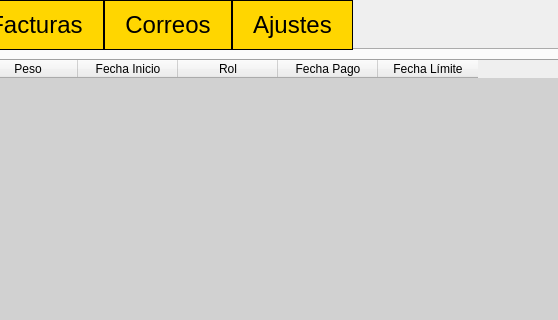
Above: GymFitness/View/gymoperations.ui from J-Pinos3/Desktop_GymManagement before the change; both pictures show x 463 to 1021 and y 0 to 320 of the 1286 by 674 pixel window. Below: the same form after it.
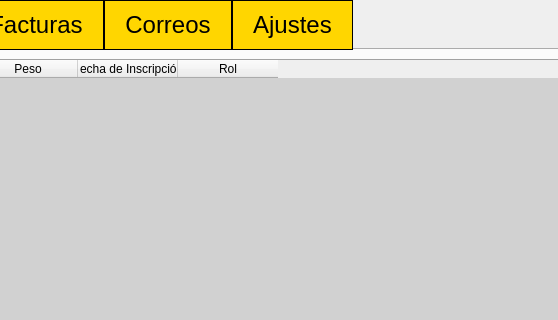
That is the form after the change. The open tabs and pages were chosen to show the change. Icons and pictures are not drawn.

What changed in the file:
```diff
--- a/GymFitness/View/gymoperations.ui
+++ b/GymFitness/View/gymoperations.ui
@@ -443,7 +443,7 @@
              </column>
              <column>
               <property name="text">
-               <string>Fecha Inicio</string>
+               <string>Fecha de Inscripción</string>
               </property>
              </column>
              <column>
@@ -451,16 +451,6 @@
                <string>Rol</string>
               </property>
              </column>
-             <column>
-              <property name="text">
-               <string>Fecha Pago</string>
-              </property>
-             </column>
-             <column>
-              <property name="text">
-               <string>Fecha Límite</string>
-              </property>
-             </column>
             </widget>
            </item>
           </layout>
```
